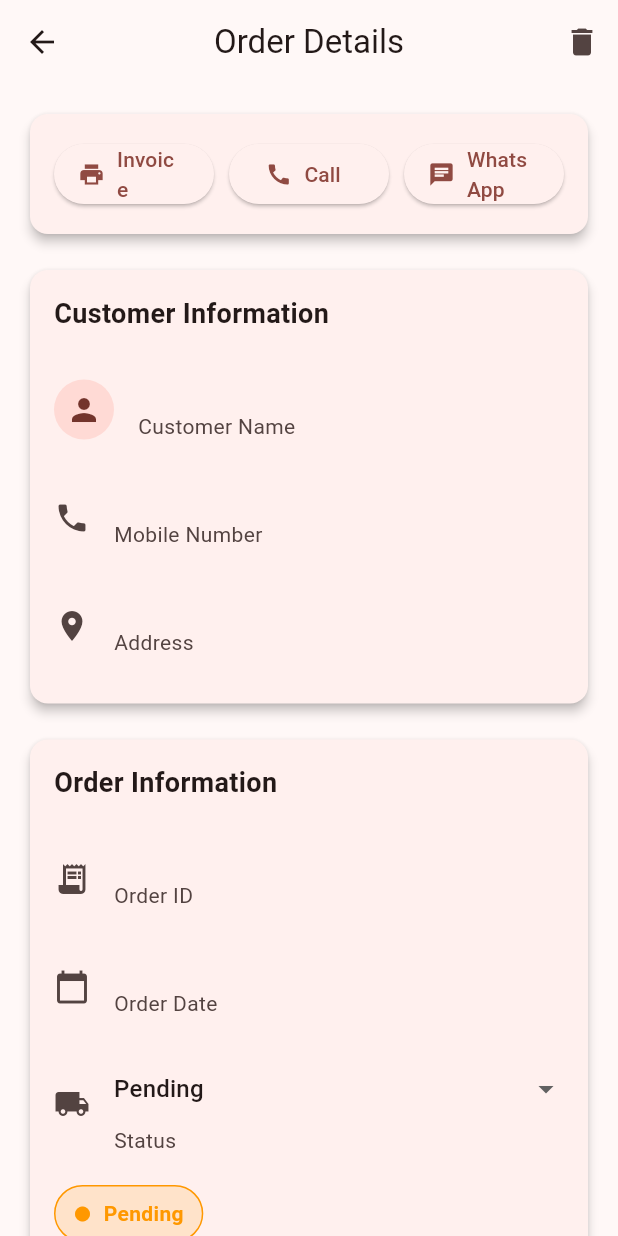
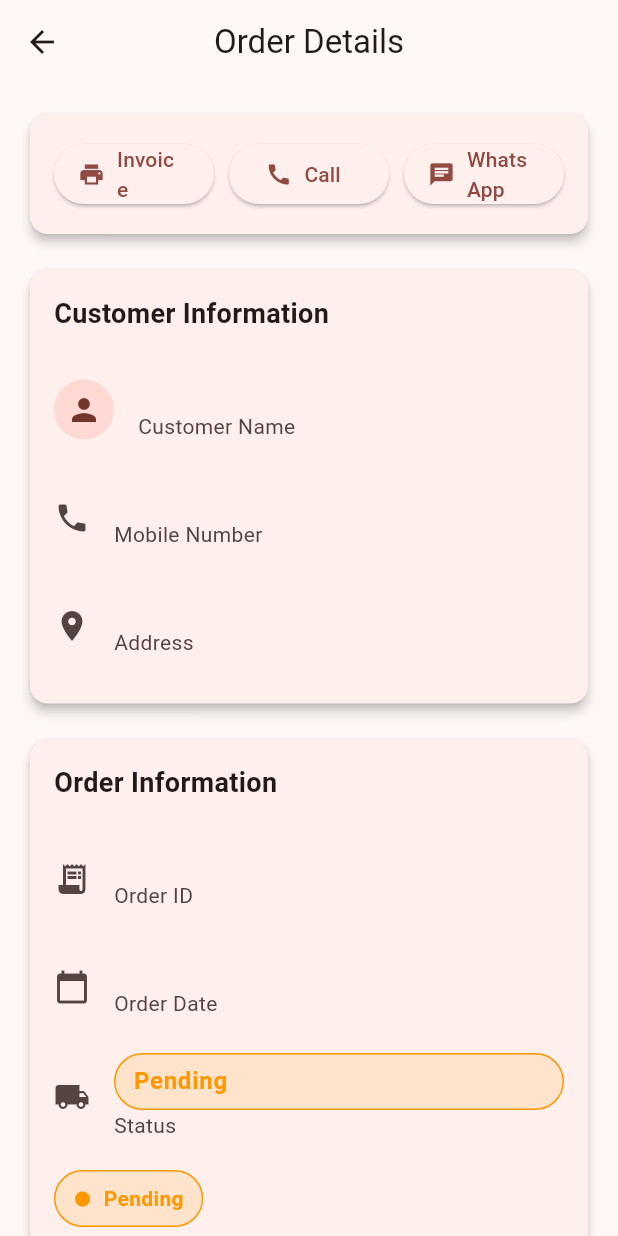
Before and after one commit to shripati7/Arihant-Bike-Scooty-Spare-App, a Flutter app: the OrderDetailsScreen screen opened directly with empty values, on a phone screen of 412 x 824 dp. Run offline on Flutter 3.47's test engine with Material 3 defaults, Android fonts, the light colour scheme and no system bars; our stand-ins replace cached_network_image, carousel_slider, cloud_firestore, firebase_auth, firebase_core, firebase_storage and 5 more; accounts and stored records are empty.

Commit message:
Retailer order flow improvements

```diff
--- a/lib/screens/order_details_screen.dart
+++ b/lib/screens/order_details_screen.dart
@@ -193,14 +193,6 @@ class _OrderDetailsScreenState extends State<OrderDetailsScreen> {
           "Order Details",
         ),
         centerTitle: true,
-        actions: [
-          IconButton(
-            icon: const Icon(
-              Icons.delete,
-            ),
-            onPressed: deleteOrder,
-          ),
-        ],
       ),
       body: SingleChildScrollView(
         padding: const EdgeInsets.all(16),
@@ -355,23 +347,26 @@ class _OrderDetailsScreenState extends State<OrderDetailsScreen> {
                       leading: const Icon(
                         Icons.local_shipping,
                       ),
-                      title: DropdownButton<String>(
-                        value: selectedStatus,
-                        isExpanded: true,
-                        underline: const SizedBox(),
-                        items: statusList
-                            .map(
-                              (status) => DropdownMenuItem(
-                                value: status,
-                                child: Text(status),
-                              ),
-                            )
-                            .toList(),
-                        onChanged: (value) {
-                          if (value != null) {
-                            updateStatus(value);
-                          }
-                        },
+                      title: Container(
+                        padding: const EdgeInsets.symmetric(
+                          horizontal: 12,
+                          vertical: 6,
+                        ),
+                        decoration: BoxDecoration(
+                          color: getStatusColor(selectedStatus)
+                              .withValues(alpha: 0.15),
+                          borderRadius: BorderRadius.circular(20),
+                          border: Border.all(
+                            color: getStatusColor(selectedStatus),
+                          ),
+                        ),
+                        child: Text(
+                          selectedStatus,
+                          style: TextStyle(
+                            color: getStatusColor(selectedStatus),
+                            fontWeight: FontWeight.bold,
+                          ),
+                        ),
                       ),
                       subtitle: const Text(
                         "Status",
```
Also changed, not shown: lib/screens/my_orders_screen.dart (+15 -5 lines).
